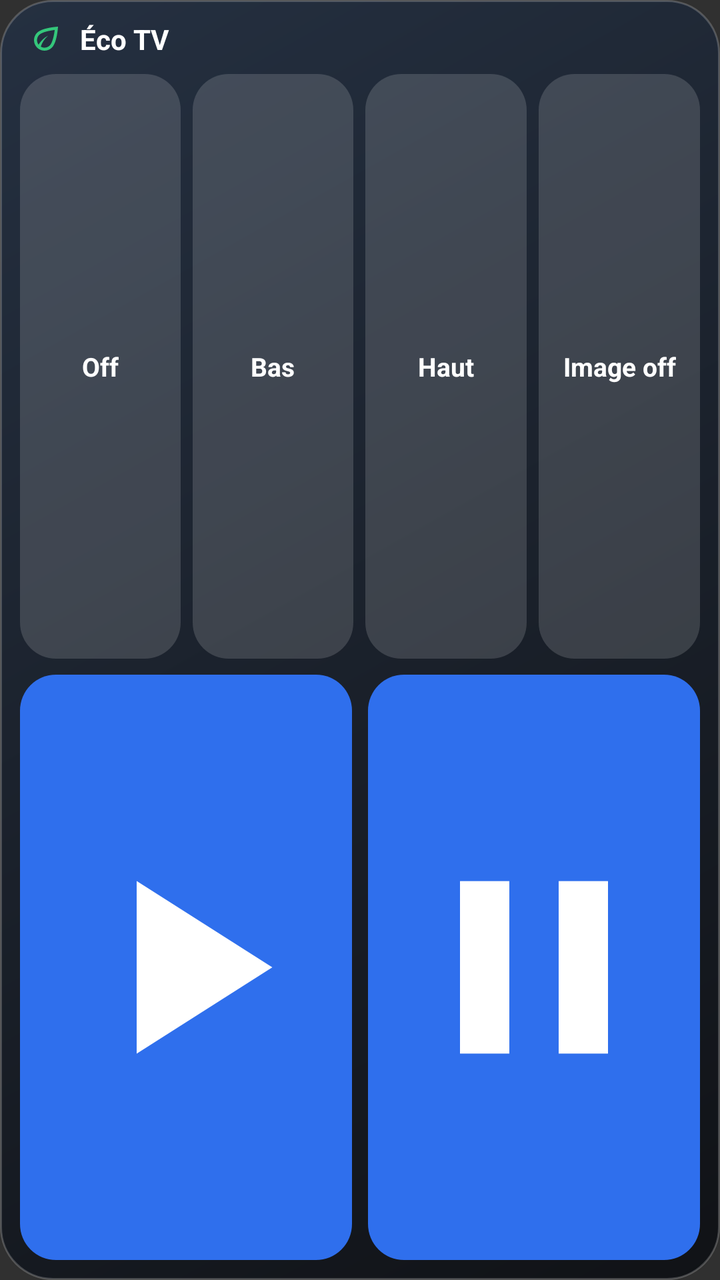
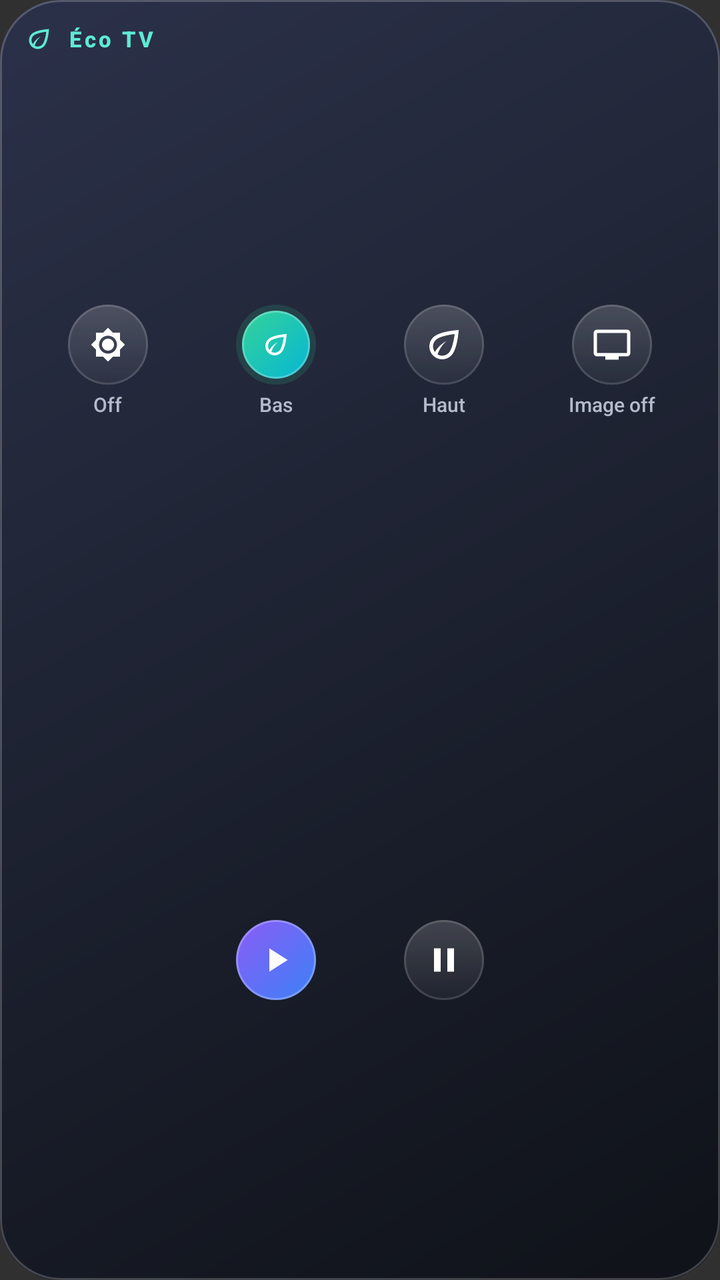

Compare the two renders of this Android layout. The source of the first and the diff that turns it into the second are given below.
<!-- AndroidManifest.xml: application theme android:Theme.Material.NoActionBar -->
<!-- res/layout/widget_eco_play.xml -->
<?xml version="1.0" encoding="utf-8"?>
<LinearLayout xmlns:android="http://schemas.android.com/apk/res/android"
    android:layout_width="match_parent"
    android:layout_height="match_parent"
    android:background="@drawable/ep_bg"
    android:orientation="vertical"
    android:padding="10dp">

    <LinearLayout
        android:layout_width="match_parent"
        android:layout_height="wrap_content"
        android:gravity="center_vertical"
        android:orientation="horizontal"
        android:paddingBottom="8dp">

        <ImageView
            android:layout_width="18dp"
            android:layout_height="18dp"
            android:layout_marginStart="4dp"
            android:importantForAccessibility="no"
            android:src="@drawable/ic_eco"
            android:tint="#FF34C77B" />

        <TextView
            android:id="@+id/ep_title"
            android:layout_width="0dp"
            android:layout_height="wrap_content"
            android:layout_weight="1"
            android:paddingStart="8dp"
            android:paddingEnd="4dp"
            android:text="@string/widget_title_default"
            android:textColor="#FFFFFF"
            android:textSize="14sp"
            android:textStyle="bold" />
    </LinearLayout>

    <LinearLayout
        android:layout_width="match_parent"
        android:layout_height="0dp"
        android:layout_weight="1"
        android:orientation="horizontal">

        <TextView
            android:id="@+id/ep_off"
            android:layout_width="0dp"
            android:layout_height="match_parent"
            android:layout_marginStart="0dp"
            android:layout_marginEnd="3dp"
            android:layout_weight="1"
            android:background="@drawable/ep_btn"
            android:gravity="center"
            android:maxLines="1"
            android:text="@string/mode_off"
            android:textColor="#FFFFFF"
            android:textSize="13sp"
            android:textStyle="bold" />

        <TextView
            android:id="@+id/ep_low"
            android:layout_width="0dp"
            android:layout_height="match_parent"
            android:layout_marginStart="3dp"
            android:layout_marginEnd="3dp"
            android:layout_weight="1"
            android:background="@drawable/ep_btn"
            android:gravity="center"
            android:maxLines="1"
            android:text="@string/mode_low"
            android:textColor="#FFFFFF"
            android:textSize="13sp"
            android:textStyle="bold" />

        <TextView
            android:id="@+id/ep_high"
            android:layout_width="0dp"
            android:layout_height="match_parent"
            android:layout_marginStart="3dp"
            android:layout_marginEnd="3dp"
            android:layout_weight="1"
            android:background="@drawable/ep_btn"
            android:gravity="center"
            android:maxLines="1"
            android:text="@string/mode_high"
            android:textColor="#FFFFFF"
            android:textSize="13sp"
            android:textStyle="bold" />

        <TextView
            android:id="@+id/ep_picture_off"
            android:layout_width="0dp"
            android:layout_height="match_parent"
            android:layout_marginStart="3dp"
            android:layout_marginEnd="0dp"
            android:layout_weight="1"
            android:background="@drawable/ep_btn"
            android:gravity="center"
            android:maxLines="1"
            android:text="@string/mode_picture_off"
            android:textColor="#FFFFFF"
            android:textSize="13sp"
            android:textStyle="bold" />
    </LinearLayout>

    <LinearLayout
        android:layout_width="match_parent"
        android:layout_height="0dp"
        android:layout_marginTop="8dp"
        android:layout_weight="1"
        android:orientation="horizontal">

        <ImageView
            android:id="@+id/ep_play"
            android:layout_width="0dp"
            android:layout_height="match_parent"
            android:layout_marginStart="0dp"
            android:layout_marginEnd="4dp"
            android:layout_weight="1"
            android:background="@drawable/ep_btn_media"
            android:contentDescription="@string/widget_play"
            android:padding="9dp"
            android:scaleType="fitCenter"
            android:src="@drawable/ic_play" />

        <ImageView
            android:id="@+id/ep_pause"
            android:layout_width="0dp"
            android:layout_height="match_parent"
            android:layout_marginStart="4dp"
            android:layout_marginEnd="0dp"
            android:layout_weight="1"
            android:background="@drawable/ep_btn_media"
            android:contentDescription="@string/widget_pause"
            android:padding="9dp"
            android:scaleType="fitCenter"
            android:src="@drawable/ic_pause" />
    </LinearLayout>
</LinearLayout>
<!-- resources referenced by this layout -->
<resources>
  <!-- drawable ep_bg (drawable) -->
  <?xml version="1.0" encoding="utf-8"?>
  <shape xmlns:android="http://schemas.android.com/apk/res/android"
      android:shape="rectangle">
      <gradient
          android:angle="315"
          android:endColor="#F00E1014"
          android:startColor="#F0243042" />
      <stroke
          android:width="1dp"
          android:color="#33FFFFFF" />
      <corners android:radius="26dp" />
  </shape>
  <!-- drawable ep_btn (drawable) -->
  <?xml version="1.0" encoding="utf-8"?>
  <shape xmlns:android="http://schemas.android.com/apk/res/android"
      android:shape="rectangle">
      <solid android:color="#26FFFFFF" />
      <corners android:radius="18dp" />
  </shape>
  <!-- drawable ep_btn_media (drawable) -->
  <?xml version="1.0" encoding="utf-8"?>
  <shape xmlns:android="http://schemas.android.com/apk/res/android"
      android:shape="rectangle">
      <solid android:color="#FF2F6FED" />
      <corners android:radius="18dp" />
  </shape>
  <string name="widget_pause">Pause</string>
  <string name="widget_play">Lecture</string>
  <!-- unchanged entries left out for length: 8 -->
</resources>

<!-- the commit's change to res/layout/widget_eco_play.xml (unified diff, before → after) -->
@@ -2,35 +2,37 @@
 <LinearLayout xmlns:android="http://schemas.android.com/apk/res/android"
     android:layout_width="match_parent"
     android:layout_height="match_parent"
-    android:background="@drawable/ep_bg"
+    android:background="@drawable/dw_bg"
+    android:gravity="center"
     android:orientation="vertical"
-    android:padding="10dp">
+    android:padding="12dp">
 
     <LinearLayout
         android:layout_width="match_parent"
         android:layout_height="wrap_content"
         android:gravity="center_vertical"
-        android:orientation="horizontal"
-        android:paddingBottom="8dp">
+        android:orientation="horizontal">
 
         <ImageView
-            android:layout_width="18dp"
-            android:layout_height="18dp"
-            android:layout_marginStart="4dp"
-            android:importantForAccessibility="no"
+            android:layout_width="15dp"
+            android:layout_height="15dp"
+            android:contentDescription="@null"
             android:src="@drawable/ic_eco"
-            android:tint="#FF34C77B" />
+            android:tint="#FF5EEAD4" />
 
         <TextView
             android:id="@+id/ep_title"
             android:layout_width="0dp"
             android:layout_height="wrap_content"
             android:layout_weight="1"
-            android:paddingStart="8dp"
-            android:paddingEnd="4dp"
+            android:layout_marginStart="7dp"
+            android:ellipsize="end"
+            android:fontFamily="sans-serif-medium"
+            android:letterSpacing="0.12"
+            android:singleLine="true"
             android:text="@string/widget_title_default"
-            android:textColor="#FFFFFF"
-            android:textSize="14sp"
+            android:textColor="#FF5EEAD4"
+            android:textSize="11sp"
             android:textStyle="bold" />
     </LinearLayout>
 
@@ -38,100 +40,182 @@
         android:layout_width="match_parent"
         android:layout_height="0dp"
         android:layout_weight="1"
+        android:layout_marginTop="6dp"
+        android:gravity="center"
         android:orientation="horizontal">
 
-        <TextView
-            android:id="@+id/ep_off"
-            android:layout_width="0dp"
-            android:layout_height="match_parent"
-            android:layout_marginStart="0dp"
-            android:layout_marginEnd="3dp"
-            android:layout_weight="1"
-            android:background="@drawable/ep_btn"
-            android:gravity="center"
-            android:maxLines="1"
-            android:text="@string/mode_off"
-            android:textColor="#FFFFFF"
-            android:textSize="13sp"
-            android:textStyle="bold" />
-
-        <TextView
-            android:id="@+id/ep_low"
-            android:layout_width="0dp"
-            android:layout_height="match_parent"
-            android:layout_marginStart="3dp"
-            android:layout_marginEnd="3dp"
-            android:layout_weight="1"
-            android:background="@drawable/ep_btn"
-            android:gravity="center"
-            android:maxLines="1"
-            android:text="@string/mode_low"
-            android:textColor="#FFFFFF"
-            android:textSize="13sp"
-            android:textStyle="bold" />
-
-        <TextView
-            android:id="@+id/ep_high"
-            android:layout_width="0dp"
-            android:layout_height="match_parent"
-            android:layout_marginStart="3dp"
-            android:layout_marginEnd="3dp"
-            android:layout_weight="1"
-            android:background="@drawable/ep_btn"
-            android:gravity="center"
-            android:maxLines="1"
-            android:text="@string/mode_high"
-            android:textColor="#FFFFFF"
-            android:textSize="13sp"
-            android:textStyle="bold" />
-
-        <TextView
-            android:id="@+id/ep_picture_off"
-            android:layout_width="0dp"
-            android:layout_height="match_parent"
-            android:layout_marginStart="3dp"
-            android:layout_marginEnd="0dp"
-            android:layout_weight="1"
-            android:background="@drawable/ep_btn"
-            android:gravity="center"
-            android:maxLines="1"
-            android:text="@string/mode_picture_off"
-            android:textColor="#FFFFFF"
-            android:textSize="13sp"
-            android:textStyle="bold" />
+        <LinearLayout
+            android:layout_width="0dp"
+            android:layout_height="match_parent"
+            android:layout_weight="1"
+            android:gravity="center"
+            android:orientation="vertical">
+            <ImageView
+                android:id="@+id/ep_off"
+                android:layout_width="40dp"
+                android:layout_height="40dp"
+                android:background="@drawable/dw_round_idle"
+                android:contentDescription="@null"
+                android:padding="11dp"
+                android:scaleType="fitCenter"
+                android:src="@drawable/ic_brightness"
+                android:tint="#FFFFFFFF" />
+            <TextView
+                android:layout_width="wrap_content"
+                android:layout_height="wrap_content"
+                android:layout_marginTop="3dp"
+                android:ellipsize="end"
+                android:fontFamily="sans-serif-medium"
+                android:maxWidth="72dp"
+                android:singleLine="true"
+                android:text="@string/mode_off"
+                android:textColor="#FFB4BCCB"
+                android:textSize="10sp" />
+        </LinearLayout>
+
+        <LinearLayout
+            android:layout_width="0dp"
+            android:layout_height="match_parent"
+            android:layout_weight="1"
+            android:gravity="center"
+            android:orientation="vertical">
+            <ImageView
+                android:id="@+id/ep_low"
+                android:layout_width="40dp"
+                android:layout_height="40dp"
+                android:background="@drawable/dw_round_on"
+                android:contentDescription="@null"
+                android:padding="12dp"
+                android:scaleType="fitCenter"
+                android:src="@drawable/ic_eco"
+                android:tint="#FFFFFFFF" />
+            <TextView
+                android:layout_width="wrap_content"
+                android:layout_height="wrap_content"
+                android:layout_marginTop="3dp"
+                android:ellipsize="end"
+                android:fontFamily="sans-serif-medium"
+                android:maxWidth="72dp"
+                android:singleLine="true"
+                android:text="@string/mode_low"
+                android:textColor="#FFB4BCCB"
+                android:textSize="10sp" />
+        </LinearLayout>
+
+        <LinearLayout
+            android:layout_width="0dp"
+            android:layout_height="match_parent"
+            android:layout_weight="1"
+            android:gravity="center"
+            android:orientation="vertical">
+            <ImageView
+                android:id="@+id/ep_high"
+                android:layout_width="40dp"
+                android:layout_height="40dp"
+                android:background="@drawable/dw_round_idle"
+                android:contentDescription="@null"
+                android:padding="9dp"
+                android:scaleType="fitCenter"
+                android:src="@drawable/ic_eco"
+                android:tint="#FFFFFFFF" />
+            <TextView
+                android:layout_width="wrap_content"
+                android:layout_height="wrap_content"
+                android:layout_marginTop="3dp"
+                android:ellipsize="end"
+                android:fontFamily="sans-serif-medium"
+                android:maxWidth="72dp"
+                android:singleLine="true"
+                android:text="@string/mode_high"
+                android:textColor="#FFB4BCCB"
+                android:textSize="10sp" />
+        </LinearLayout>
+
+        <LinearLayout
+            android:layout_width="0dp"
+            android:layout_height="match_parent"
+            android:layout_weight="1"
+            android:gravity="center"
+            android:orientation="vertical">
+            <ImageView
+                android:id="@+id/ep_picture_off"
+                android:layout_width="40dp"
+                android:layout_height="40dp"
+                android:background="@drawable/dw_round_idle"
+                android:contentDescription="@null"
+                android:padding="10dp"
+                android:scaleType="fitCenter"
+                android:src="@drawable/ic_tv"
+                android:tint="#FFFFFFFF" />
+            <TextView
+                android:layout_width="wrap_content"
+                android:layout_height="wrap_content"
+                android:layout_marginTop="3dp"
+                android:ellipsize="end"
+                android:fontFamily="sans-serif-medium"
+                android:maxWidth="72dp"
+                android:singleLine="true"
+                android:text="@string/mode_picture_off"
+                android:textColor="#FFB4BCCB"
+                android:textSize="10sp" />
+        </LinearLayout>
+
     </LinearLayout>
 
     <LinearLayout
         android:layout_width="match_parent"
         android:layout_height="0dp"
-        android:layout_marginTop="8dp"
         android:layout_weight="1"
+        android:layout_marginTop="4dp"
+        android:gravity="center"
         android:orientation="horizontal">
 
-        <ImageView
-            android:id="@+id/ep_play"
-            android:layout_width="0dp"
-            android:layout_height="match_parent"
-            android:layout_marginStart="0dp"
-            android:layout_marginEnd="4dp"
-            android:layout_weight="1"
-            android:background="@drawable/ep_btn_media"
-            android:contentDescription="@string/widget_play"
-            android:padding="9dp"
-            android:scaleType="fitCenter"
-            android:src="@drawable/ic_play" />
-
-        <ImageView
-            android:id="@+id/ep_pause"
-            android:layout_width="0dp"
-            android:layout_height="match_parent"
-            android:layout_marginStart="4dp"
-            android:layout_marginEnd="0dp"
-            android:layout_weight="1"
-            android:background="@drawable/ep_btn_media"
-            android:contentDescription="@string/widget_pause"
-            android:padding="9dp"
-            android:scaleType="fitCenter"
-            android:src="@drawable/ic_pause" />
+        <FrameLayout
+            android:layout_width="0dp"
+            android:layout_height="match_parent"
+            android:layout_weight="1" />
+
+        <LinearLayout
+            android:layout_width="0dp"
+            android:layout_height="match_parent"
+            android:layout_weight="1"
+            android:gravity="center"
+            android:orientation="vertical">
+            <ImageView
+                android:id="@+id/ep_play"
+                android:layout_width="40dp"
+                android:layout_height="40dp"
+                android:background="@drawable/dw_round_remote"
+                android:contentDescription="@string/dw_cd_play"
+                android:padding="10dp"
+                android:scaleType="fitCenter"
+                android:src="@drawable/ic_play"
+                android:tint="#FFFFFFFF" />
+        </LinearLayout>
+
+        <LinearLayout
+            android:layout_width="0dp"
+            android:layout_height="match_parent"
+            android:layout_weight="1"
+            android:gravity="center"
+            android:orientation="vertical">
+            <ImageView
+                android:id="@+id/ep_pause"
+                android:layout_width="40dp"
+                android:layout_height="40dp"
+                android:background="@drawable/dw_round_idle"
+                android:contentDescription="@string/dw_cd_pause"
+                android:padding="10dp"
+                android:scaleType="fitCenter"
+                android:src="@drawable/ic_pause"
+                android:tint="#FFFFFFFF" />
+        </LinearLayout>
+
+        <FrameLayout
+            android:layout_width="0dp"
+            android:layout_height="match_parent"
+            android:layout_weight="1" />
+
     </LinearLayout>
+
 </LinearLayout>
<!-- resource entries referenced after the edit -->
@@ -1,34 +1,104 @@
 <!-- resources referenced by this layout -->
 <resources>
-  <!-- drawable ep_bg (drawable) -->
+  <!-- drawable dw_bg (drawable) -->
   <?xml version="1.0" encoding="utf-8"?>
-  <shape xmlns:android="http://schemas.android.com/apk/res/android"
-      android:shape="rectangle">
-      <gradient
-          android:angle="315"
-          android:endColor="#F00E1014"
-          android:startColor="#F0243042" />
-      <stroke
-          android:width="1dp"
-          android:color="#33FFFFFF" />
-      <corners android:radius="26dp" />
-  </shape>
-  <!-- drawable ep_btn (drawable) -->
+  <layer-list xmlns:android="http://schemas.android.com/apk/res/android">
+      <item>
+          <shape android:shape="rectangle">
+              <gradient android:angle="315" android:startColor="#FF2B3149" android:endColor="#FF0F1218" />
+              <corners android:radius="30dp" />
+          </shape>
+      </item>
+      <item>
+          <shape android:shape="rectangle">
+              <stroke android:width="1dp" android:color="#33FFFFFF" />
+              <corners android:radius="30dp" />
+          </shape>
+      </item>
+  </layer-list>
+  <!-- drawable dw_round_idle (drawable) -->
   <?xml version="1.0" encoding="utf-8"?>
-  <shape xmlns:android="http://schemas.android.com/apk/res/android"
-      android:shape="rectangle">
-      <solid android:color="#26FFFFFF" />
-      <corners android:radius="18dp" />
-  </shape>
-  <!-- drawable ep_btn_media (drawable) -->
+  <ripple xmlns:android="http://schemas.android.com/apk/res/android" android:color="#40FFFFFF">
+      <item>
+          <layer-list>
+              <item>
+                  <shape android:shape="oval">
+                      <gradient android:angle="270" android:startColor="#2EFFFFFF" android:endColor="#0AFFFFFF" />
+                  </shape>
+              </item>
+              <item>
+                  <shape android:shape="oval">
+                      <stroke android:width="1dp" android:color="#24FFFFFF" />
+                  </shape>
+              </item>
+          </layer-list>
+      </item>
+  </ripple>
+  <!-- drawable dw_round_on (drawable) -->
   <?xml version="1.0" encoding="utf-8"?>
-  <shape xmlns:android="http://schemas.android.com/apk/res/android"
-      android:shape="rectangle">
-      <solid android:color="#FF2F6FED" />
-      <corners android:radius="18dp" />
-  </shape>
-  <string name="widget_pause">Pause</string>
-  <string name="widget_play">Lecture</string>
+  <ripple xmlns:android="http://schemas.android.com/apk/res/android" android:color="#55FFFFFF">
+      <item>
+          <layer-list>
+              <item>
+                  <shape android:shape="oval">
+                      <solid android:color="#2634D399" />
+                  </shape>
+              </item>
+              <item android:bottom="3dp" android:left="3dp" android:right="3dp" android:top="3dp">
+                  <shape android:shape="oval">
+                      <gradient android:angle="315" android:startColor="#FF34D399" android:endColor="#FF06B6D4" />
+                  </shape>
+              </item>
+              <item android:bottom="3dp" android:left="3dp" android:right="3dp" android:top="3dp">
+                  <shape android:shape="oval">
+                      <stroke android:width="1dp" android:color="#40FFFFFF" />
+                  </shape>
+              </item>
+          </layer-list>
+      </item>
+  </ripple>
+  <!-- drawable dw_round_remote (drawable) -->
+  <?xml version="1.0" encoding="utf-8"?>
+  <ripple xmlns:android="http://schemas.android.com/apk/res/android" android:color="#55FFFFFF">
+      <item>
+          <layer-list>
+              <item>
+                  <shape android:shape="oval">
+                      <gradient android:angle="315" android:startColor="#FF8B5CF6" android:endColor="#FF3B82F6" />
+                  </shape>
+              </item>
+              <item>
+                  <shape android:shape="oval">
+                      <stroke android:width="1dp" android:color="#40FFFFFF" />
+                  </shape>
+              </item>
+          </layer-list>
+      </item>
+  </ripple>
+  <!-- drawable ic_brightness (drawable) -->
+  <?xml version="1.0" encoding="utf-8"?>
+  <vector xmlns:android="http://schemas.android.com/apk/res/android"
+      android:width="24dp"
+      android:height="24dp"
+      android:viewportWidth="24"
+      android:viewportHeight="24">
+      <path
+          android:fillColor="#FFFFFFFF"
+          android:pathData="M20,8.69V4h-4.69L12,0.69 8.69,4H4v4.69L0.69,12 4,15.31V20h4.69L12,23.31 15.31,20H20v-4.69L23.31,12 20,8.69zM12,18c-3.31,0 -6,-2.69 -6,-6s2.69,-6 6,-6 6,2.69 6,6 -2.69,6 -6,6zM12,8c-2.21,0 -4,1.79 -4,4s1.79,4 4,4 4,-1.79 4,-4 -1.79,-4 -4,-4z" />
+  </vector>
+  <!-- drawable ic_tv (drawable) -->
+  <?xml version="1.0" encoding="utf-8"?>
+  <vector xmlns:android="http://schemas.android.com/apk/res/android"
+      android:width="24dp"
+      android:height="24dp"
+      android:viewportWidth="24"
+      android:viewportHeight="24">
+      <path
+          android:fillColor="#FFFFFFFF"
+          android:pathData="M21,3H3C1.9,3 1,3.9 1,5v12c0,1.1 0.9,2 2,2h5v2h8v-2h5c1.1,0 1.99,-0.9 1.99,-2L23,5C23,3.9 22.1,3 21,3z M21,17H3V5h18V17z" />
+  </vector>
+  <string name="dw_cd_pause">Pause</string>
+  <string name="dw_cd_play">Lecture</string>
   <!-- unchanged entries left out for length: 8 -->
 </resources>
 
